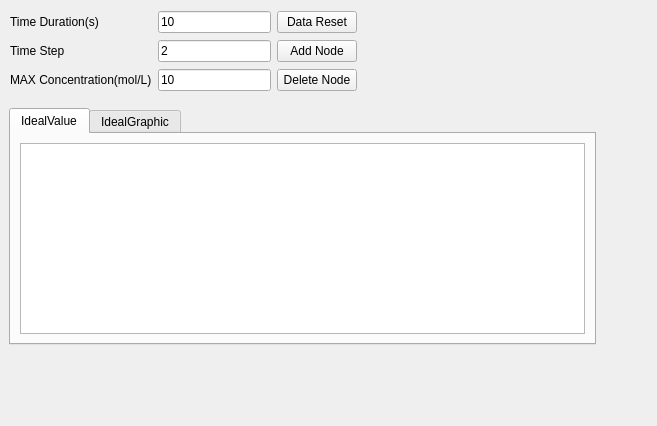
The window that src/designer/views/behaviorview/BehaviorView.ui (igemsoftware/USTC-Software_2011) describes before a commit, drawn with Qt 5.
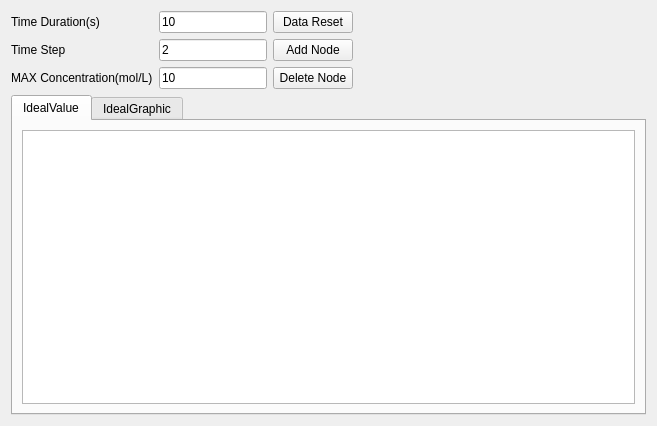
The same window after the commit. Custom widgets are drawn as their Qt base class.

Patch:
```diff
--- a/src/designer/views/behaviorview/BehaviorView.ui
+++ b/src/designer/views/behaviorview/BehaviorView.ui
@@ -16,15 +16,98 @@
   <property name="styleSheet">
    <string notr="true"/>
   </property>
+  <layout class="QGridLayout" name="gridLayout_4">
+   <item row="0" column="0">
+    <layout class="QGridLayout" name="gridLayout_3">
+     <item row="0" column="0">
+      <widget class="QLabel" name="label">
+       <property name="autoFillBackground">
+        <bool>false</bool>
+       </property>
+       <property name="frameShape">
+        <enum>QFrame::NoFrame</enum>
+       </property>
+       <property name="text">
+        <string>Time Duration(s)</string>
+       </property>
+       <property name="textFormat">
+        <enum>Qt::AutoText</enum>
+       </property>
+      </widget>
+     </item>
+     <item row="0" column="1">
+      <widget class="QLineEdit" name="TimeEdit">
+       <property name="text">
+        <string>10</string>
+       </property>
+      </widget>
+     </item>
+     <item row="0" column="2">
+      <widget class="QPushButton" name="ResetButton">
+       <property name="text">
+        <string>Data Reset</string>
+       </property>
+      </widget>
+     </item>
+     <item row="1" column="0">
+      <widget class="QLabel" name="label_3">
+       <property name="text">
+        <string>Time Step</string>
+       </property>
+      </widget>
+     </item>
+     <item row="1" column="1">
+      <widget class="QLineEdit" name="TimeStepEdit">
+       <property name="text">
+        <string>2</string>
+       </property>
+      </widget>
+     </item>
+     <item row="1" column="2">
+      <widget class="QPushButton" name="pushButton_Add">
+       <property name="text">
+        <string>Add Node</string>
+       </property>
+      </widget>
+     </item>
+     <item row="2" column="0">
+      <widget class="QLabel" name="label_2">
+       <property name="text">
+        <string>MAX Concentration(mol/L)</string>
+       </property>
+      </widget>
+     </item>
+     <item row="2" column="1">
+      <widget class="QLineEdit" name="ConcentrationEdit">
+       <property name="text">
+        <string>10</string>
+       </property>
+      </widget>
+     </item>
+     <item row="2" column="2">
+      <widget class="QPushButton" name="pushButton_Delete">
+       <property name="text">
+        <string>Delete Node</string>
+       </property>
+      </widget>
+     </item>
+    </layout>
+   </item>
+   <item row="0" column="1">
+    <spacer name="horizontalSpacer">
+     <property name="orientation">
+      <enum>Qt::Horizontal</enum>
+     </property>
+     <property name="sizeHint" stdset="0">
+      <size>
+       <width>283</width>
+       <height>20</height>
+      </size>
+     </property>
+    </spacer>
+   </item>
+   <item row="1" column="0" colspan="2">
   <widget class="QTabWidget" name="tabWidget">
-   <property name="geometry">
-    <rect>
-     <x>9</x>
-     <y>108</y>
-     <width>587</width>
-     <height>237</height>
-    </rect>
-   </property>
    <property name="currentIndex">
     <number>0</number>
    </property>
@@ -96,90 +179,8 @@
     </layout>
    </widget>
   </widget>
-  <widget class="QWidget" name="">
-   <property name="geometry">
-    <rect>
-     <x>10</x>
-     <y>10</y>
-     <width>347</width>
-     <height>83</height>
-    </rect>
-   </property>
-   <layout class="QGridLayout" name="gridLayout_3">
-    <item row="0" column="0">
-     <widget class="QLabel" name="label">
-      <property name="autoFillBackground">
-       <bool>false</bool>
-      </property>
-      <property name="frameShape">
-       <enum>QFrame::NoFrame</enum>
-      </property>
-      <property name="text">
-       <string>Time Duration(s)</string>
-      </property>
-      <property name="textFormat">
-       <enum>Qt::AutoText</enum>
-      </property>
-     </widget>
-    </item>
-    <item row="0" column="1">
-     <widget class="QLineEdit" name="TimeEdit">
-      <property name="text">
-       <string>10</string>
-      </property>
-     </widget>
-    </item>
-    <item row="0" column="2">
-     <widget class="QPushButton" name="ResetButton">
-      <property name="text">
-       <string>Data Reset</string>
-      </property>
-     </widget>
-    </item>
-    <item row="1" column="0">
-     <widget class="QLabel" name="label_3">
-      <property name="text">
-       <string>Time Step</string>
-      </property>
-     </widget>
-    </item>
-    <item row="1" column="1">
-     <widget class="QLineEdit" name="TimeNodesEdit">
-      <property name="text">
-       <string>2</string>
-      </property>
-     </widget>
-    </item>
-    <item row="1" column="2">
-     <widget class="QPushButton" name="pushButton_Add">
-      <property name="text">
-       <string>Add Node</string>
-      </property>
-     </widget>
-    </item>
-    <item row="2" column="0">
-     <widget class="QLabel" name="label_2">
-      <property name="text">
-       <string>MAX Concentration(mol/L)</string>
-      </property>
-     </widget>
-    </item>
-    <item row="2" column="1">
-     <widget class="QLineEdit" name="ConcentrationEdit">
-      <property name="text">
-       <string>10</string>
-      </property>
-     </widget>
-    </item>
-    <item row="2" column="2">
-     <widget class="QPushButton" name="pushButton_Delete">
-      <property name="text">
-       <string>Delete Node</string>
-      </property>
-     </widget>
-    </item>
-   </layout>
-  </widget>
+   </item>
+  </layout>
  </widget>
  <customwidgets>
   <customwidget>
```
Lines whose indentation alone changed are shown as unchanged.
